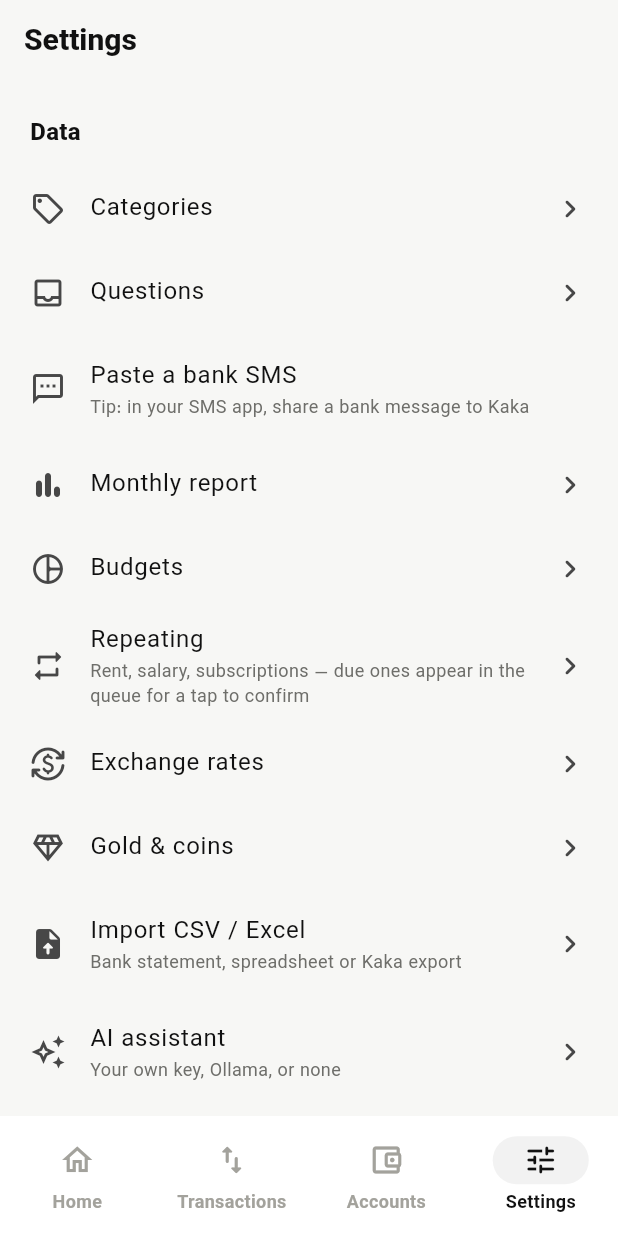
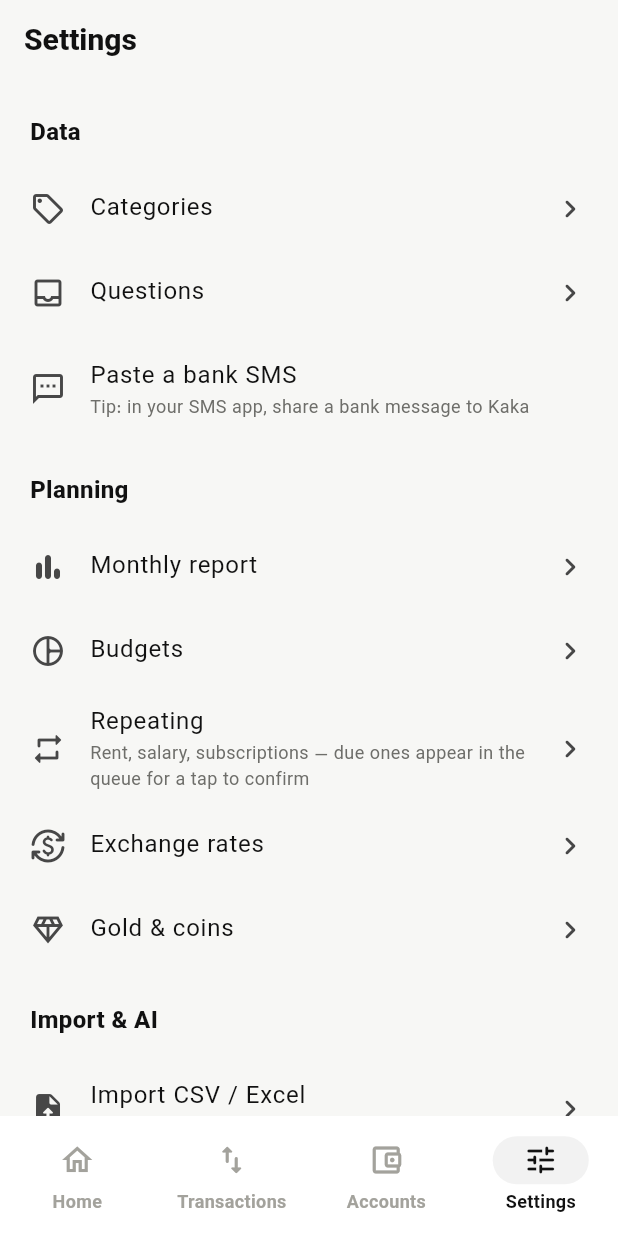
Before and after one commit to vahid75hj/kaka-app, a Flutter app: the SettingsScreen screen opened by its route, on a phone screen of 412 x 824 dp. Run offline on Flutter 3.47's test engine with Material 3 defaults, Android fonts, the phone set to English and light mode, and no system bars; our stand-ins replace drift, file_picker, flutter_riverpod, flutter_secure_storage, go_router, local_auth and 2 more; missing offline and left inert: cryptography, sqlite3; accounts and stored records are empty; generated files the repository leaves out were written again.

Commit message:
ux(settings): split data section into data / planning / import & AI

```diff
--- a/apps/kaka_mobile/lib/features/settings/settings_screen.dart
+++ b/apps/kaka_mobile/lib/features/settings/settings_screen.dart
@@ -54,6 +54,7 @@ class SettingsScreen extends ConsumerWidget {
             subtitle: Text(l.shareTip, style: TextStyle(color: c.textMuted, fontSize: 12)),
             onTap: () => showPasteSmsDialog(context, ref),
           ),
+          SectionHeader(l.settingsPlanning),
           ListTile(
             contentPadding: EdgeInsets.zero,
             leading: const Icon(Icons.bar_chart_rounded),
@@ -90,6 +91,7 @@ class SettingsScreen extends ConsumerWidget {
             trailing: const Icon(Icons.chevron_right_rounded),
             onTap: () => context.push(Routes.assets),
           ),
+          SectionHeader(l.settingsTools),
           ListTile(
             contentPadding: EdgeInsets.zero,
             leading: const Icon(Icons.upload_file_rounded),
--- a/apps/kaka_mobile/lib/l10n/app_en.arb
+++ b/apps/kaka_mobile/lib/l10n/app_en.arb
@@ -486,5 +486,7 @@
   "recurringPaused": "Paused",
   "recurringDeleteConfirm": "Stop repeating this? Transactions already recorded stay.",
   "importBadXlsx": "Could not read this Excel file. Try saving it as \"CSV UTF-8\".",
-  "comingUp": "Coming up"
+  "comingUp": "Coming up",
+  "settingsPlanning": "Planning",
+  "settingsTools": "Import & AI"
 }
--- a/apps/kaka_mobile/lib/l10n/app_fa.arb
+++ b/apps/kaka_mobile/lib/l10n/app_fa.arb
@@ -317,5 +317,7 @@
   "recurringPaused": "متوقف",
   "recurringDeleteConfirm": "دیگه تکرار نشه؟ تراکنش‌های ثبت‌شده سر جاشون می‌مونن.",
   "importBadXlsx": "این فایل اکسل خونده نشد. با «CSV UTF-8» ذخیره‌اش کن و دوباره امتحان کن.",
-  "comingUp": "به‌زودی"
+  "comingUp": "به‌زودی",
+  "settingsPlanning": "برنامه‌ریزی",
+  "settingsTools": "ورود داده و هوش مصنوعی"
 }
--- a/apps/kaka_mobile/lib/l10n/gen/app_localizations.dart
+++ b/apps/kaka_mobile/lib/l10n/gen/app_localizations.dart
@@ -1999,6 +1999,18 @@ abstract class AppLocalizations {
   /// In en, this message translates to:
   /// **'Coming up'**
   String get comingUp;
+
+  /// No description provided for @settingsPlanning.
+  ///
+  /// In en, this message translates to:
+  /// **'Planning'**
+  String get settingsPlanning;
+
+  /// No description provided for @settingsTools.
+  ///
+  /// In en, this message translates to:
+  /// **'Import & AI'**
+  String get settingsTools;
 }
 
 class _AppLocalizationsDelegate extends LocalizationsDelegate<AppLocalizations> {
--- a/apps/kaka_mobile/lib/l10n/gen/app_localizations_en.dart
+++ b/apps/kaka_mobile/lib/l10n/gen/app_localizations_en.dart
@@ -1045,4 +1045,10 @@ class AppLocalizationsEn extends AppLocalizations {
 
   @override
   String get comingUp => 'Coming up';
+
+  @override
+  String get settingsPlanning => 'Planning';
+
+  @override
+  String get settingsTools => 'Import & AI';
 }
--- a/apps/kaka_mobile/lib/l10n/gen/app_localizations_fa.dart
+++ b/apps/kaka_mobile/lib/l10n/gen/app_localizations_fa.dart
@@ -1036,4 +1036,10 @@ class AppLocalizationsFa extends AppLocalizations {
 
   @override
   String get comingUp => 'به‌زودی';
+
+  @override
+  String get settingsPlanning => 'برنامه‌ریزی';
+
+  @override
+  String get settingsTools => 'ورود داده و هوش مصنوعی';
 }
```
